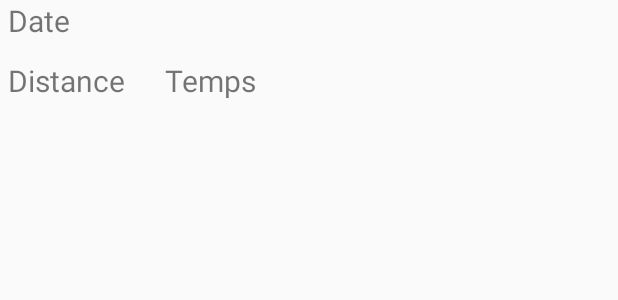
After one commit to Soulao999/JoffreCourse, an Android app: the layout histo.xml on its own in the app's theme, with its tools: preview values and no code run, on a phone screen of 412 x 824 dp. The commit adds this screen. Shown: the top 300 px of the screen. Run offline under Robolectric (Android 15) with nearby library versions, the phone set to English and light mode, and no system bars.

Commit message:
Historique
Système d'historique en place avec ListView

```diff
--- a/app/src/main/java/fr/joffre/tpe/joffrecourse/ActivityHistoriqueBDD.java
+++ b/app/src/main/java/fr/joffre/tpe/joffrecourse/ActivityHistoriqueBDD.java
@@ -61,6 +61,9 @@ public class ActivityHistoriqueBDD {
         //on ferme l'accès à la BDD
         bdd.close();
     }
+    public int getLenght(){
+        return key;
+    }
     public ActivityHistorique getActivity(long id){
         String request = "SELECT * FROM " + TABLE_NAME +" WHERE "+ACTIVITY_KEY +"=?";
         Cursor c = bdd.rawQuery(request, new String[]{String.valueOf(id)});
@@ -78,7 +81,6 @@ public class ActivityHistoriqueBDD {
         ah.setAltitudeMin(c.getFloat(8));
         ah.setDeniveleMax(c.getFloat(9));
         ah.setCalories(c.getInt(10));
-        Log.i("BDD", c.getString(1));
         c.close();
         return ah;
     }
@@ -88,5 +90,4 @@ public class ActivityHistoriqueBDD {
         //Si bug
         //context.deleteDatabase(TABLE_NAME);
     }
-
 }
--- a/app/src/main/java/fr/joffre/tpe/joffrecourse/Timer.java
+++ b/app/src/main/java/fr/joffre/tpe/joffrecourse/Timer.java
@@ -27,7 +27,6 @@ public class Timer extends Thread{
         sec = sec%60;
         int h = min/60;
         min = min%60;
-        Log.i("Convert","Heures: "+String.valueOf(h)+ " Minutes: "+String.valueOf(min)+" Secondes: "+ String.valueOf(sec));
         int Result[] = {h,min,sec};
         return Result;
     }
--- /dev/null
+++ b/app/src/main/res/layout/histo.xml
@@ -0,0 +1,35 @@
+<?xml version="1.0" encoding="utf-8"?>
+<RelativeLayout xmlns:android="http://schemas.android.com/apk/res/android"
+    android:layout_width="wrap_content" android:layout_height="wrap_content"
+    android:id="@+id/histo">
+
+    <TextView
+        android:layout_width="wrap_content"
+        android:layout_height="wrap_content"
+        android:textAppearance="?android:attr/textAppearanceSmall"
+        android:text="Date"
+        android:textSize="20dp"
+        android:id="@+id/Date"
+        android:layout_marginLeft="5dp"
+        android:layout_alignParentTop="true" />
+    <TextView
+        android:layout_width="wrap_content"
+        android:layout_height="wrap_content"
+        android:textAppearance="?android:attr/textAppearanceSmall"
+        android:text="Temps"
+        android:textSize="20dp"
+        android:id="@+id/Temps"
+        android:layout_marginLeft="110dp"
+        android:layout_marginTop="40dp"
+        android:layout_alignParentTop="true" />
+    <TextView
+        android:layout_width="wrap_content"
+        android:layout_height="wrap_content"
+        android:textAppearance="?android:attr/textAppearanceSmall"
+        android:text="Distance"
+        android:textSize="20dp"
+        android:id="@+id/Distance"
+        android:layout_marginTop="40dp"
+        android:layout_marginLeft="5dp" />
+
+</RelativeLayout>
```
Also changed, not shown: app/src/main/java/fr/joffre/tpe/joffrecourse/ActiviteAdapter.java (added, +70 -0 lines), app/src/main/java/fr/joffre/tpe/joffrecourse/ActivityHistorique.java (+15 -0 lines), app/src/main/java/fr/joffre/tpe/joffrecourse/Historique.java (+17 -0 lines), app/src/main/java/fr/joffre/tpe/joffrecourse/MainActivity.java (+65 -0 lines), app/src/main/res/layout/activity_historique.xml (+7 -9 lines).
